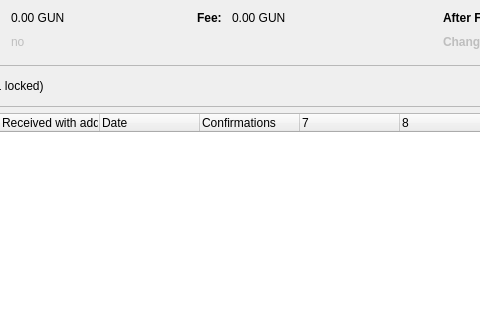
This is src/qt/forms/coincontroldialog.ui in guncoin/guncoin as Qt 5 draws it before an edit; both pictures show x 312 to 792 and y 0 to 320 of the 1000 by 500 pixel window. The edited form follows.
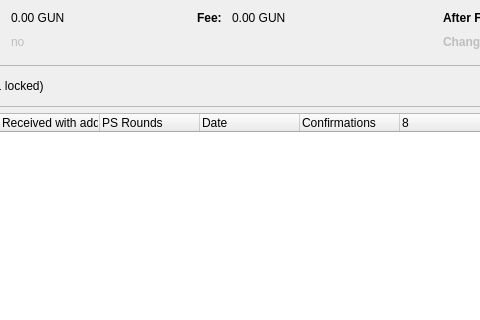
This is the edited form. Custom widgets are drawn as their Qt base class.

Diff of the .ui file:
```diff
--- a/src/qt/forms/coincontroldialog.ui
+++ b/src/qt/forms/coincontroldialog.ui
@@ -430,6 +430,11 @@
        <string>Received with address</string>
       </property>
      </column>
+     <column>
+      <property name="text">
+       <string>PS Rounds</string>
+      </property>
+     </column>
      <column>
       <property name="text">
        <string>Date</string>
```
